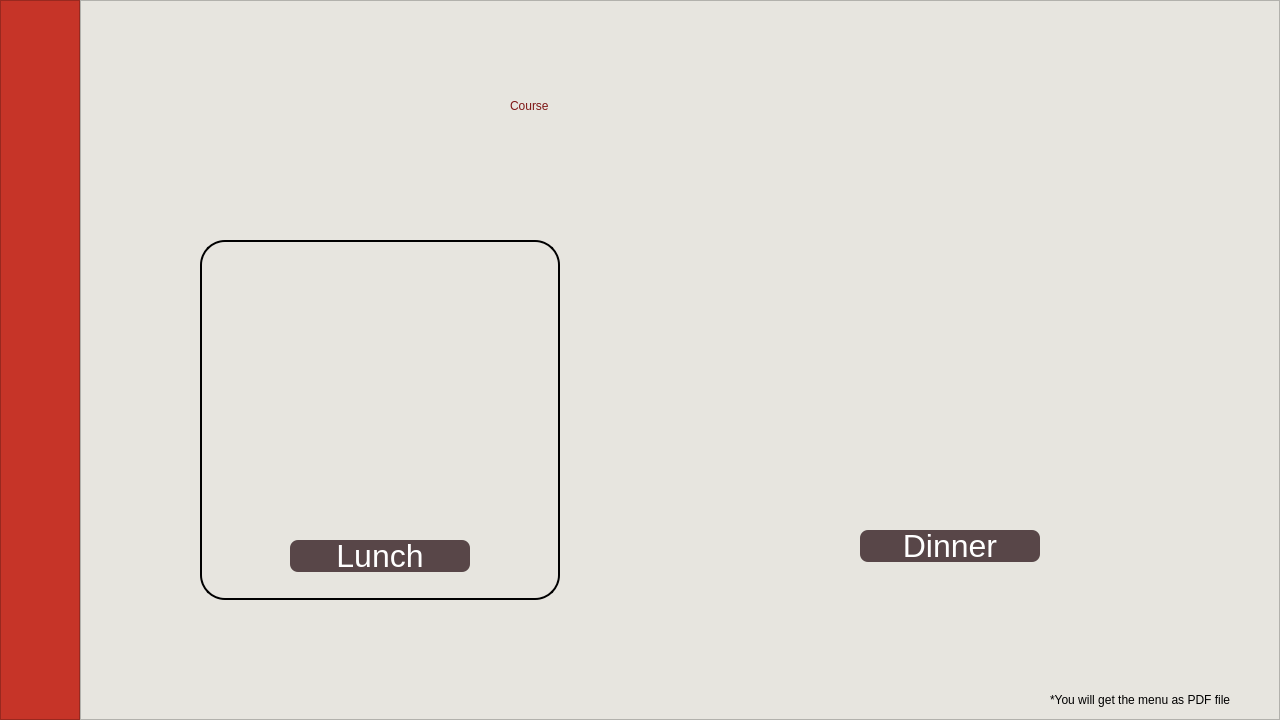
Old version of the form app/gui/course/course.ui in the repository chananon-n/FineCuisine.
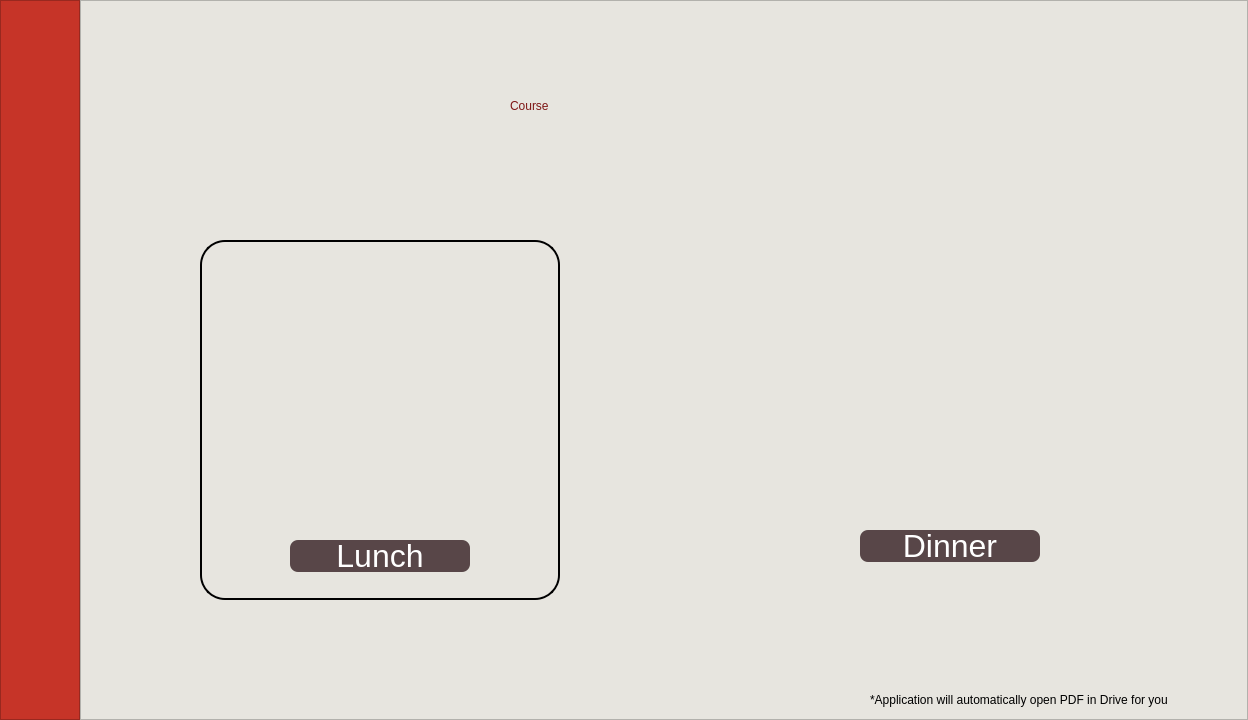
New version of the form. Icons and pictures are not drawn.

Patch:
```diff
--- a/app/gui/course/course.ui
+++ b/app/gui/course/course.ui
@@ -6,7 +6,7 @@
    <rect>
     <x>0</x>
     <y>0</y>
-    <width>1280</width>
+    <width>1248</width>
     <height>720</height>
    </rect>
   </property>
@@ -283,9 +283,9 @@
          <widget class="QLabel" name="label_2">
           <property name="geometry">
            <rect>
-            <x>970</x>
+            <x>790</x>
             <y>690</y>
-            <width>221</width>
+            <width>341</width>
             <height>20</height>
            </rect>
           </property>
@@ -299,7 +299,7 @@
 </string>
           </property>
           <property name="text">
-           <string>*You will get the menu as PDF file</string>
+           <string>*Application will automatically open PDF in Drive for you</string>
           </property>
          </widget>
          <widget class="QPushButton" name="lunchMenuBtn">
```
